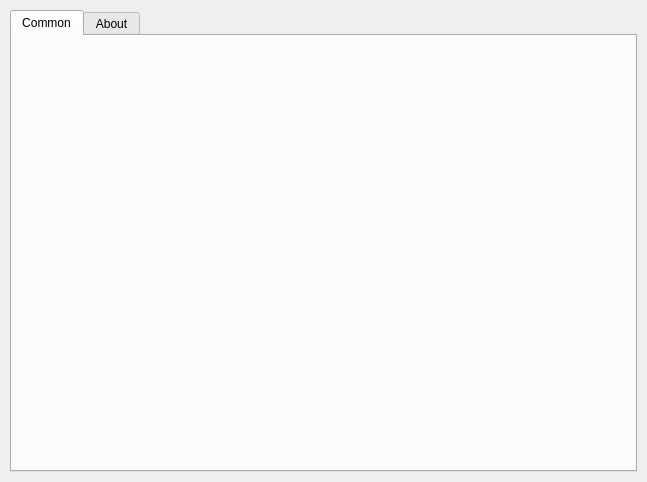
Qt form settingview.ui (DoYoungDo/DrawingBoard) before a commit.
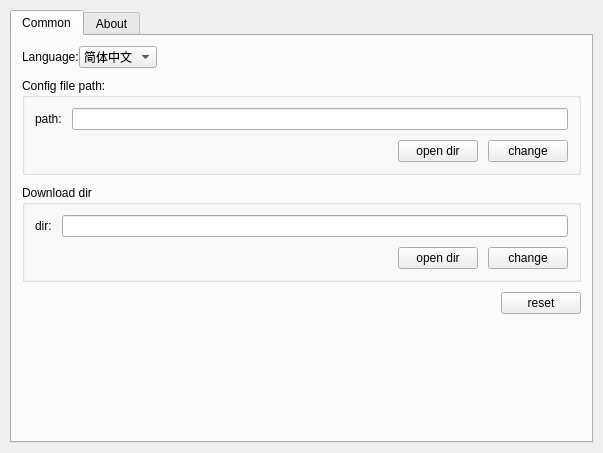
The same form after that commit. Icons and pictures are not drawn.

Commit message: update setting view

Patch:
```diff
--- a/settingview.ui
+++ b/settingview.ui
@@ -6,8 +6,8 @@
    <rect>
     <x>0</x>
     <y>0</y>
-    <width>647</width>
-    <height>482</height>
+    <width>603</width>
+    <height>453</height>
    </rect>
   </property>
   <property name="windowTitle">
@@ -38,6 +38,242 @@
       <attribute name="title">
        <string>Common</string>
       </attribute>
+      <layout class="QVBoxLayout" name="verticalLayout_2">
+       <property name="spacing">
+        <number>10</number>
+       </property>
+       <property name="leftMargin">
+        <number>10</number>
+       </property>
+       <property name="topMargin">
+        <number>10</number>
+       </property>
+       <property name="rightMargin">
+        <number>10</number>
+       </property>
+       <property name="bottomMargin">
+        <number>10</number>
+       </property>
+       <item>
+        <layout class="QHBoxLayout" name="horizontalLayout_10">
+         <property name="spacing">
+          <number>0</number>
+         </property>
+         <item>
+          <widget class="QLabel" name="label_10">
+           <property name="text">
+            <string>Language:</string>
+           </property>
+          </widget>
+         </item>
+         <item>
+          <widget class="QComboBox" name="comboBox">
+           <item>
+            <property name="text">
+             <string>简体中文</string>
+            </property>
+           </item>
+           <item>
+            <property name="text">
+             <string>English</string>
+            </property>
+           </item>
+          </widget>
+         </item>
+         <item>
+          <spacer name="horizontalSpacer">
+           <property name="orientation">
+            <enum>Qt::Horizontal</enum>
+           </property>
+           <property name="sizeHint" stdset="0">
+            <size>
+             <width>40</width>
+             <height>20</height>
+            </size>
+           </property>
+          </spacer>
+         </item>
+        </layout>
+       </item>
+       <item>
+        <widget class="QGroupBox" name="groupBox">
+         <property name="title">
+          <string>Config file path:</string>
+         </property>
+         <layout class="QVBoxLayout" name="verticalLayout_4">
+          <property name="spacing">
+           <number>10</number>
+          </property>
+          <property name="leftMargin">
+           <number>10</number>
+          </property>
+          <property name="topMargin">
+           <number>10</number>
+          </property>
+          <property name="rightMargin">
+           <number>10</number>
+          </property>
+          <property name="bottomMargin">
+           <number>10</number>
+          </property>
+          <item>
+           <layout class="QHBoxLayout" name="horizontalLayout_11">
+            <item>
+             <widget class="QLabel" name="label_11">
+              <property name="text">
+               <string>path:</string>
+              </property>
+             </widget>
+            </item>
+            <item>
+             <widget class="QLineEdit" name="settingPathEdit"/>
+            </item>
+           </layout>
+          </item>
+          <item>
+           <layout class="QHBoxLayout" name="horizontalLayout_13">
+            <item>
+             <spacer name="horizontalSpacer_2">
+              <property name="orientation">
+               <enum>Qt::Horizontal</enum>
+              </property>
+              <property name="sizeHint" stdset="0">
+               <size>
+                <width>40</width>
+                <height>20</height>
+               </size>
+              </property>
+             </spacer>
+            </item>
+            <item>
+             <widget class="QPushButton" name="pushButton">
+              <property name="text">
+               <string>open dir</string>
+              </property>
+             </widget>
+            </item>
+            <item>
+             <widget class="QPushButton" name="pushButton_2">
+              <property name="text">
+               <string>change</string>
+              </property>
+             </widget>
+            </item>
+           </layout>
+          </item>
+         </layout>
+        </widget>
+       </item>
+       <item>
+        <widget class="QGroupBox" name="groupBox_2">
+         <property name="title">
+          <string>Download dir</string>
+         </property>
+         <layout class="QVBoxLayout" name="verticalLayout_5">
+          <property name="spacing">
+           <number>10</number>
+          </property>
+          <property name="leftMargin">
+           <number>10</number>
+          </property>
+          <property name="topMargin">
+           <number>10</number>
+          </property>
+          <property name="rightMargin">
+           <number>10</number>
+          </property>
+          <property name="bottomMargin">
+           <number>10</number>
+          </property>
+          <item>
+           <layout class="QHBoxLayout" name="horizontalLayout_12">
+            <item>
+             <widget class="QLabel" name="label_12">
+              <property name="text">
+               <string>dir:</string>
+              </property>
+             </widget>
+            </item>
+            <item>
+             <widget class="QLineEdit" name="downloadDirEdit"/>
+            </item>
+           </layout>
+          </item>
+          <item>
+           <layout class="QHBoxLayout" name="horizontalLayout_14">
+            <item>
+             <spacer name="horizontalSpacer_3">
+              <property name="orientation">
+               <enum>Qt::Horizontal</enum>
+              </property>
+              <property name="sizeHint" stdset="0">
+               <size>
+                <width>40</width>
+                <height>20</height>
+               </size>
+              </property>
+             </spacer>
+            </item>
+            <item>
+             <widget class="QPushButton" name="pushButton_3">
+              <property name="text">
+               <string>open dir</string>
+              </property>
+             </widget>
+            </item>
+            <item>
+             <widget class="QPushButton" name="pushButton_4">
+              <property name="text">
+               <string>change</string>
+              </property>
+             </widget>
+            </item>
+           </layout>
+          </item>
+         </layout>
+        </widget>
+       </item>
+       <item>
+        <layout class="QHBoxLayout" name="horizontalLayout_15">
+         <property name="spacing">
+          <number>0</number>
+         </property>
+         <item>
+          <spacer name="horizontalSpacer_4">
+           <property name="orientation">
+            <enum>Qt::Horizontal</enum>
+           </property>
+           <property name="sizeHint" stdset="0">
+            <size>
+             <width>40</width>
+             <height>20</height>
+            </size>
+           </property>
+          </spacer>
+         </item>
+         <item>
+          <widget class="QPushButton" name="pushButton_6">
+           <property name="text">
+            <string>reset</string>
+           </property>
+          </widget>
+         </item>
+        </layout>
+       </item>
+       <item>
+        <spacer name="verticalSpacer_2">
+         <property name="orientation">
+          <enum>Qt::Vertical</enum>
+         </property>
+         <property name="sizeHint" stdset="0">
+          <size>
+           <width>20</width>
+           <height>85</height>
+          </size>
+         </property>
+        </spacer>
+       </item>
+      </layout>
      </widget>
      <widget class="QWidget" name="tab_2">
       <attribute name="title">
```
Left out of the diff: 202 changed lines with no effect on the pictures. The commit also changes 5 other files.
